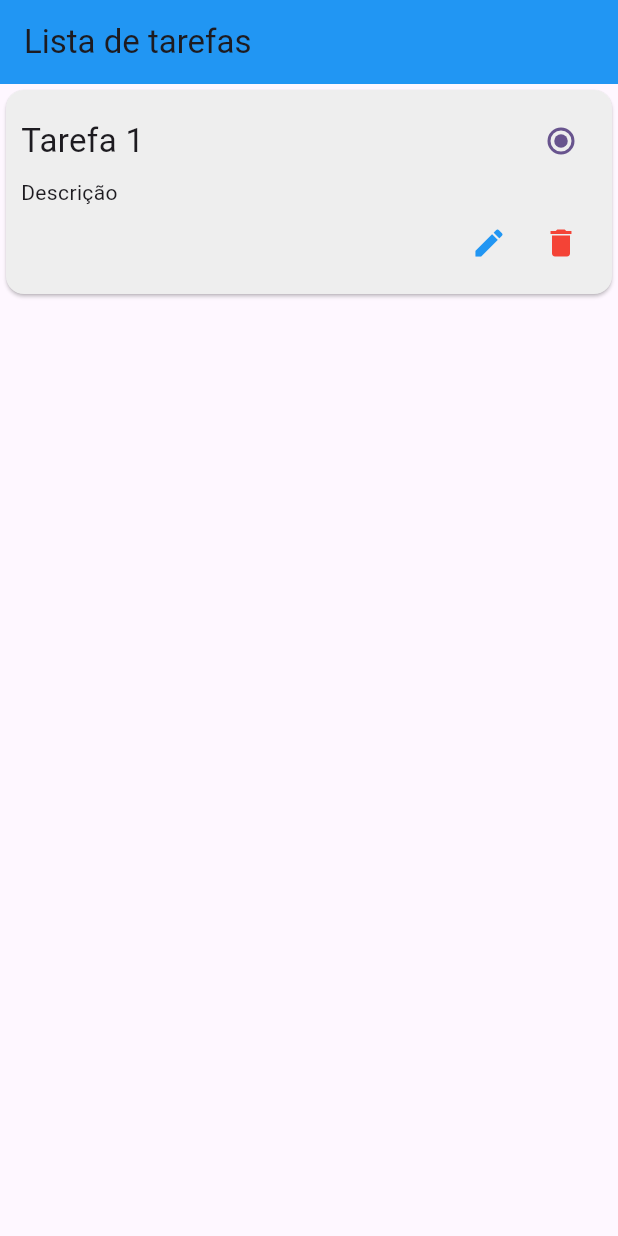
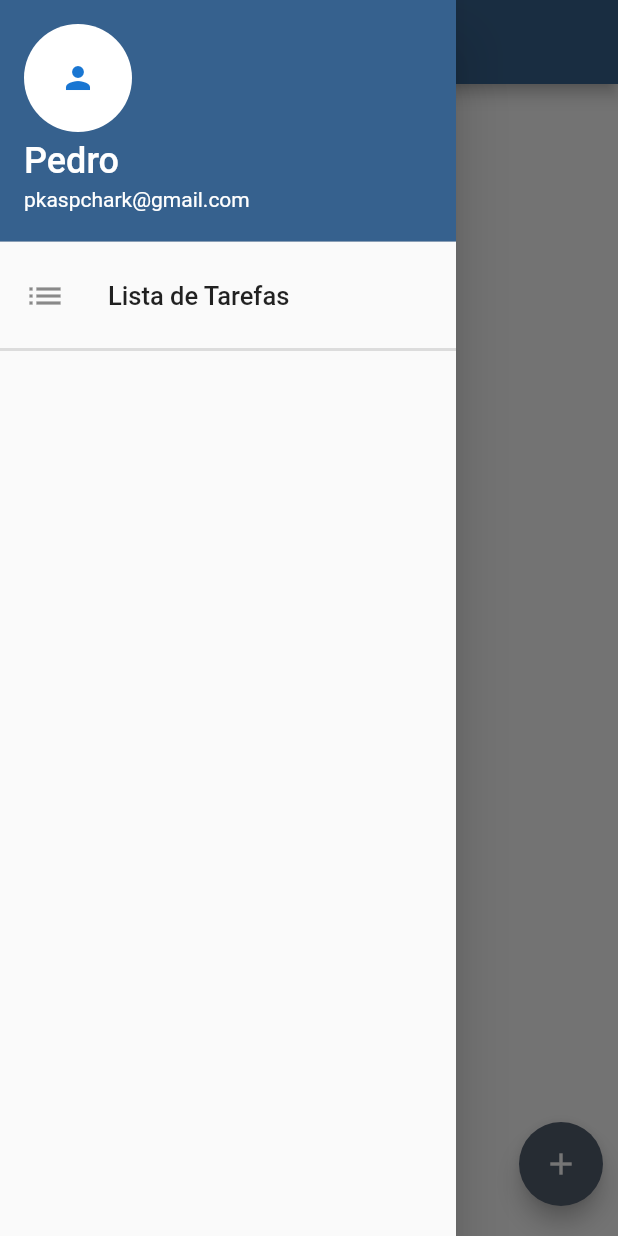
Before and after one commit to pedro-h-kaspchark/Lista-de-tarefas, a Flutter app: the screen it shows after launch, with the side drawer open (before the commit the screen has no drawer), on a phone screen of 412 x 824 dp. Run offline on Flutter 3.47's test engine with Material 3 defaults, Android fonts, the phone set to English and light mode, and no system bars.

```diff
--- a/lib/main.dart
+++ b/lib/main.dart
@@ -1,4 +1,6 @@
 import 'package:flutter/material.dart';
+import 'package:project_test/views/form.dart';
+import 'package:project_test/views/list.dart';
 
 void main() {
   runApp(const MyApp());
@@ -14,10 +16,15 @@ class MyApp extends StatelessWidget {
       title: 'Flutter Demo',
       theme: ThemeData(
         // This is the theme of your application.
-        colorScheme: ColorScheme.fromSeed(seedColor: Colors.deepPurple),
-        useMaterial3: true,
+        colorScheme: ColorScheme.fromSeed(seedColor: Colors.blue),
+        useMaterial3: false,
       ),
-      home: const MyWidget(),
+      initialRoute: '/',
+      routes: {
+        '/': (context) => MyWidget(),
+        'listaDeTarefas': (context) => ListViewTasks(),
+        'formDeTarefas': (context) => FormViewTasks()
+      },
     );
   }
 }
@@ -33,35 +40,53 @@ class _MyWidgetState extends State<MyWidget> {
   @override
   Widget build(BuildContext context) {
     return Scaffold(
-      appBar: AppBar(
-        title: Text("Lista de tarefas "),
-        backgroundColor: Colors.blue,
+      appBar: AppBar(title: Text('Lista de tarefas')),
+      drawer: Drawer(
+        child: Column(
+          children: [
+            UserAccountsDrawerHeader(
+              accountName: Text(
+                'Pedro',
+                style: TextStyle(fontSize: 24),
+              ),
+              accountEmail: Text('pkaspchark@gmail.com'),
+              currentAccountPicture: CircleAvatar(
+                backgroundColor: Colors.white,
+                child: Icon(Icons.person),
+              ),
+            ),
+            ListTile(
+              title: Text(
+                'Lista de Tarefas',
+                style: TextStyle(fontSize: 17),
+              ),
+              onTap: () {
+                Navigator.pushNamed(context, 'listaDeTarefas');
+              },
+              leading: Icon(
+                Icons.list,
+                size: 28,
+              ),
+            ),
+            Divider(
+              thickness: 2,
+            )
+          ],
+        ),
       ),
-      body: Column(
+      body: Stack(
         children: [
-          Card(
-            color: Colors.grey[200],
-            child: Padding(
-            padding: EdgeInsets.all(10),
-            child: Column(
-              crossAxisAlignment: CrossAxisAlignment.stretch,
-              children: [
-                Row(
-                  mainAxisAlignment: MainAxisAlignment.spaceBetween,
-                  children: [
-                    Text("Tarefa 1", style: TextStyle(fontSize: 22), ),
-                    Radio(value: "", groupValue: "", onChanged: (value) {})
-                  ]),
-                Text("Descrição"),
-                Row(
-                  mainAxisAlignment: MainAxisAlignment.end,
-                  children: [
-                    IconButton(onPressed: (){print("Icone de editar pressionado");}, icon: Icon(Icons.edit, color: Colors.blue,)),
-                    IconButton(onPressed: (){print("Icone de remover pressionado");}, icon: Icon(Icons.delete, color: Colors.red,))],
-                )
-              ],
-            ),
-          ))
+          Padding(
+              padding: EdgeInsets.only(bottom: 20, right: 10),
+              child: Align(
+                alignment: Alignment.bottomRight,
+                child: FloatingActionButton(
+                  onPressed: () {
+                    Navigator.pushNamed(context, 'formDeTarefas');
+                  },
+                  child: Icon(Icons.add),
+                ),
+              ))
         ],
       ),
     );
```
Also changed, not shown: lib/views/form.dart (added, +57 -0 lines), lib/views/list.dart (added, +47 -0 lines).
